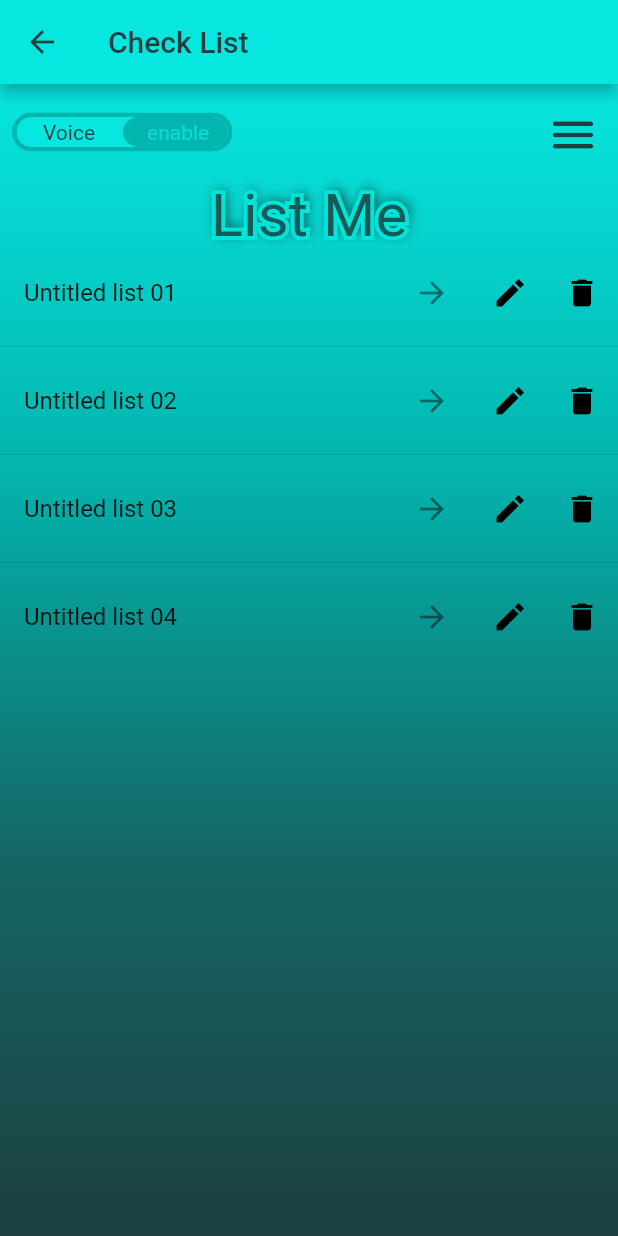
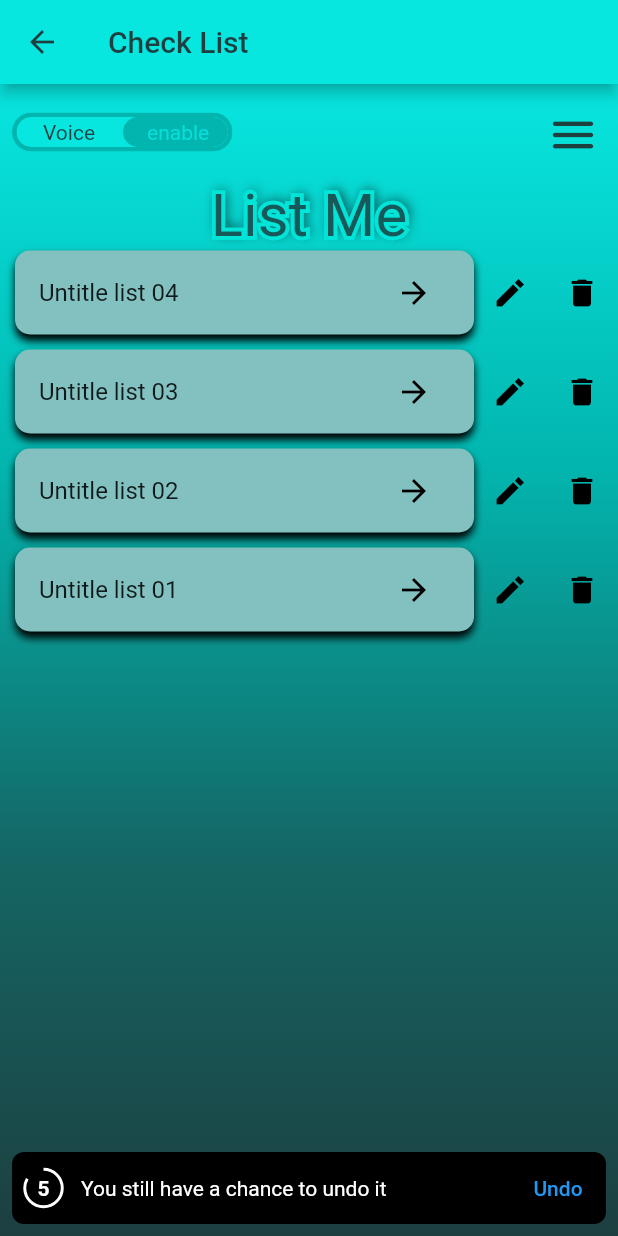
Before and after one commit to ListMe-MP/list_me, a Flutter app: the CheckList screen opened directly, after a tap on the "delete" icon, on a phone screen of 412 x 824 dp. Run offline on Flutter 3.47's test engine with Material 2 defaults, Android fonts, the phone set to English and light mode, and no system bars; drawn by our look-alikes of another_flushbar, toggle_switch; our stand-ins replace google_fonts, ionicons, smooth_page_indicator, syncfusion_flutter_charts; Roboto replaces fonts that are missing (Castoro).

Commit message:
fixed errors

```diff
--- a/lib/screens/Settings_page.dart
+++ b/lib/screens/Settings_page.dart
@@ -19,8 +19,7 @@ class SettingsPage extends StatelessWidget {
   @override
   Widget build(BuildContext context) {
 
-    return SafeArea(
-      child: Scaffold(
+    return Scaffold(
       appBar: AppBar(
           title: const Text(
             "Settings",
@@ -188,7 +187,6 @@ class SettingsPage extends StatelessWidget {
           ],
         ),
       ),
-      ),
     );
   }
 }
--- a/lib/screens/check_list.dart
+++ b/lib/screens/check_list.dart
@@ -48,99 +48,84 @@ class CheckList extends StatelessWidget {
                         ),
 
                         MainTitle(),
-                        Expanded(
-                          child: ListView(
-                            scrollDirection: Axis.vertical,
-                            children: <Widget> [
-                              Expanded(
+                       Expanded(child:   ListView.builder(
+                            itemCount: items.length ,
+                            itemBuilder: (context, int index) {
+                            return   Container(
+                                      margin: EdgeInsets.fromLTRB(0, 0,0, 10),
                                       child: Row(
                                        children: [
-                                    Expanded(
+                                        Expanded( child:
+                                         Container(
+                                        margin: EdgeInsets.fromLTRB(10, 0, 0, 0),
+                                        decoration: BoxDecoration(
+                                      borderRadius: BorderRadius.circular(10),
+                                      color: Color.fromRGBO(131, 193, 193, 1),
+                                     boxShadow: [
+                                    BoxShadow(
+                                     color: Colors.black,
+                                     blurRadius: 4,
+                                    offset: Offset(0, 4),
+                                      spreadRadius: 0,
+                                      ),
+                                    ]
+                                     ),
+
                                        child: ListTile(
-                                      title: Text('Untitled list 01 '),
-                                      trailing: Icon(Icons.arrow_forward),
+                                        title: Text(items[index]),
+                                        trailing:  IconButton(onPressed: () {
+                                          Navigator.push(context, MaterialPageRoute(builder: (BuildContext context){
+                                           return CheckList04(data:items[index]);
+                                          },),);
+                                        },
+                                   icon: Icon(Icons.arrow_forward),
+                                     color:Colors.black,
+                                     ),
+                                        iconColor: Colors.black,
                                         onTap: () {},
-                                    ),),
-                                    IconButton(onPressed: () {},
+                                      ),
+                                 ),
+
+                                 ),
+                                  IconButton(onPressed: () {
+                                    Navigator.push(context, MaterialPageRoute(builder: (BuildContext context){
+                                       return CreateList();
+                                    },),);
+                                  },
                                  icon: Icon(Icons.mode_edit_outline_sharp),
                                   color:Colors.black,
                               ),
-                                    IconButton(onPressed: () {},
+                                IconButton(onPressed: () {
+                                  final temp = items.removeAt(index);
+                                  FlushBars().undo(
+                                    message: "You still have a chance to undo it",
+                                    onUndo: () {
+                                      Navigator.pop (context);
+                                      items.insert(index, temp);
+
+                                    },
+                                    duration: const Duration(seconds: 6),
+                                  ). show (context);
+
+
+                                  // void removeItem(int index) {
+                                  //   final Item = items.removeAt(index);
+
+
+                                  // key?.currentState.removeItem(
+                                  //   index,
+                                  //   (context, Animation) => buildItem (items, index)
+                                  // );
+                                  // },
+                                },
                                icon: Icon(Icons.delete),
                                color:Colors.black,
                              ),
                                  ],
                                ),
-                              ),
-                              Divider(),
-
-                                 Row (
-                                  children: <Widget> [
-                                    Expanded(
-                                    child: ListTile(
-                                      title: Text('Untitled list 02 '),
-                                      trailing: Icon(Icons.arrow_forward),
-                                      onTap: () {},
-                                    ),),
-                                    IconButton(onPressed: () {},
-                                    icon: Icon(Icons.mode_edit_outline_sharp),
-                                    color:Colors.black,
-                                    ),
-                                    IconButton(onPressed: () {},
-                                    icon: Icon(Icons.delete),
-                                    color:Colors.black,
-                                                  ),
-                            ],
-                                ),
-
-                              Divider(),
-
-                                 Row(
-                                  children: [
-                                    Expanded(
-                                    child: ListTile(
-                                      title: Text('Untitled list 03 '),
-                                      trailing: Icon(Icons.arrow_forward),
-                                      onTap: () {},
-                                    ),),
-                                    IconButton(onPressed: () {},
-                                    icon: Icon(Icons.mode_edit_outline_sharp),
-                                    color:Colors.black,
-                                    ),
-                                    IconButton(onPressed: () {},
-                                    icon: Icon(Icons.delete),
-                                    color:Colors.black,
-                                    ),
-                                  ],
-                                ),
-
-                               Divider(),
-
-                                Row(
-                                  children: [
-                                    Expanded(
-                                    child: ListTile(
-                                      title: Text('Untitled list 04 '),
-                                      trailing: Icon(Icons.arrow_forward),
-                                      onTap: () {},
-                                    ),),
-                                    IconButton(onPressed: () {},
-                                    icon: Icon(Icons.mode_edit_outline_sharp),
-                                    color:Colors.black,
-                                    ),
-                                    IconButton(onPressed: () {},
-                                    icon: Icon(Icons.delete),
-                                    color:Colors.black,
-                                    ),
-                                  ],
-                                ),
-
-
-
-                            ],
-                          ),
-                        ),
-
+                              );
+                            },
+                           ),)
 
 
 
```
Lines whose indentation alone changed are shown as unchanged.
